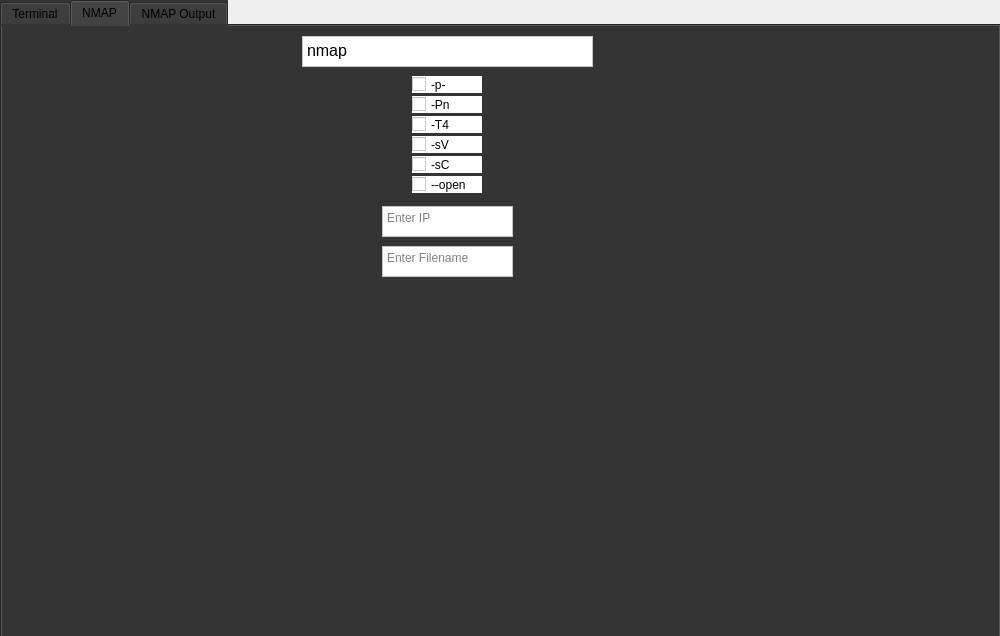
First picture: the form in untitled.ui, repository aaroncf2008/unigui, before the edit.
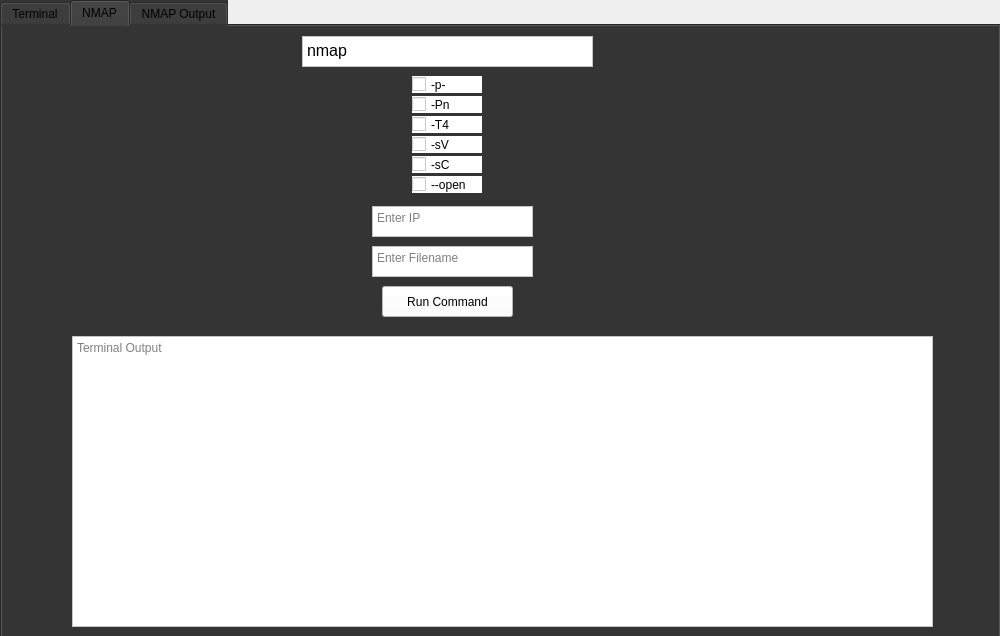
Second picture: the form after the edit. The open tabs and pages were chosen to show the change.

```diff
--- a/untitled.ui
+++ b/untitled.ui
@@ -236,9 +236,9 @@
     <widget class="QTextEdit" name="enterip">
      <property name="geometry">
       <rect>
-       <x>380</x>
+       <x>370</x>
        <y>180</y>
-       <width>131</width>
+       <width>161</width>
        <height>31</height>
       </rect>
      </property>
@@ -256,9 +256,9 @@
     <widget class="QTextEdit" name="enterfile">
      <property name="geometry">
       <rect>
-       <x>380</x>
+       <x>370</x>
        <y>220</y>
-       <width>131</width>
+       <width>161</width>
        <height>31</height>
       </rect>
      </property>
@@ -270,6 +270,39 @@
       <string>Enter Filename</string>
      </property>
     </widget>
+    <widget class="QPushButton" name="runnmapbutton">
+     <property name="geometry">
+      <rect>
+       <x>380</x>
+       <y>260</y>
+       <width>131</width>
+       <height>31</height>
+      </rect>
+     </property>
+     <property name="styleSheet">
+      <string notr="true">background-color: rgb(255, 255, 255);</string>
+     </property>
+     <property name="text">
+      <string>Run Command</string>
+     </property>
+    </widget>
+    <widget class="QTextBrowser" name="nmapoutput">
+     <property name="geometry">
+      <rect>
+       <x>70</x>
+       <y>310</y>
+       <width>861</width>
+       <height>291</height>
+      </rect>
+     </property>
+     <property name="styleSheet">
+      <string notr="true">background-color: rgb(255, 255, 255);
+font: 18pt &quot;MS Shell Dlg 2&quot;;</string>
+     </property>
+     <property name="placeholderText">
+      <string>Terminal Output</string>
+     </property>
+    </widget>
    </widget>
    <widget class="QWidget" name="tab_3">
     <property name="cursor">
```
Left out of the diff: 17 changed lines with no effect on the pictures.
